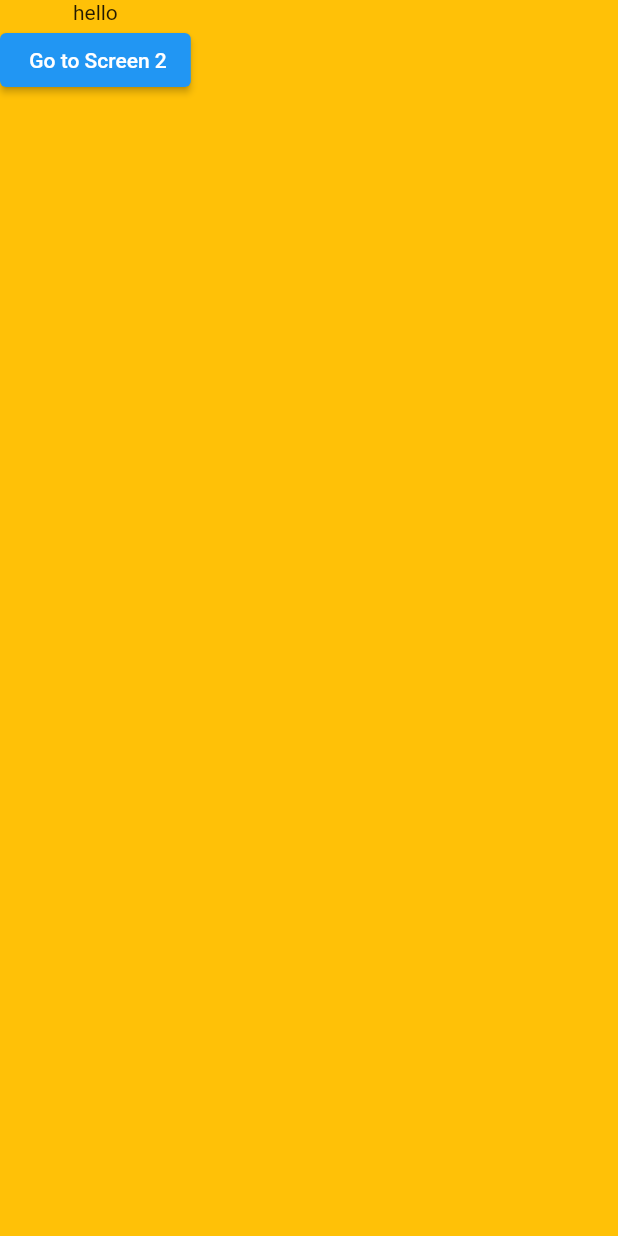
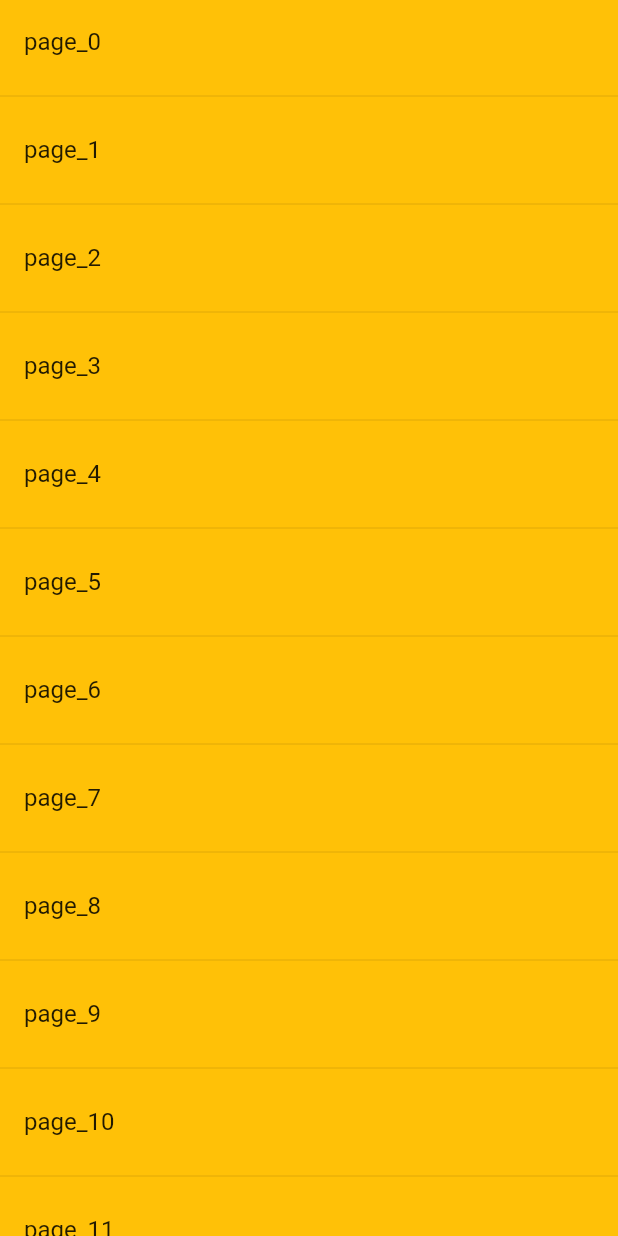
Before and after one commit to aruncr75/flutter_data, a Flutter app: the screen it shows after launch, on a phone screen of 412 x 824 dp. Run offline on Flutter 3.47's test engine with Material 2 defaults, Android fonts, the phone set to English and light mode, and no system bars.

Commit message:
navigate to diferent page

```diff
--- a/lib/main.dart
+++ b/lib/main.dart
@@ -14,14 +14,14 @@ class MyApp extends StatelessWidget {
     // ignore: prefer_const_constructors
     return MaterialApp(
       home: const ScreenOne(),
-      routes: {
-        "screen_1": (context) {
-          return const ScreenOne();
-        },
-        "screen_2": (context) {
-          return const ScreenTwo();
-        }
-      },
+      // routes: {
+      //   "screen_1": (context) {
+      //     return const ScreenOne();
+      //   },
+      //   "screen_2": (context) {
+      //     return ScreenTwo();
+      //   }
+      // },
     );
   }
 }
--- a/lib/screen_1.dart
+++ b/lib/screen_1.dart
@@ -10,19 +10,22 @@ class ScreenOne extends StatelessWidget {
     return Scaffold(
         backgroundColor: Colors.amber,
         body: SafeArea(
-            child: Column(
-          children: [
-            const Text("hello"),
-            ElevatedButton(
-                onPressed: () {
-                  // Navigator.of(context)
-                  //     .push(MaterialPageRoute(builder: (context) {
-                  //   return const ScreenTwo();
-                  // }));
-                  Navigator.of(context).pushNamed('screen_2');
-                },
-                child: const Text(" Go to Screen 2"))
-          ],
-        )));
+          child: ListView.separated(
+              itemBuilder: (context, index) {
+                return ListTile(
+                  title: Text("page_$index"),
+                  onTap: () {
+                    Navigator.of(context)
+                        .push(MaterialPageRoute(builder: (context) {
+                      return ScreenTwo(name: "page_$index");
+                    }));
+                  },
+                );
+              },
+              separatorBuilder: (context, index) {
+                return const Divider();
+              },
+              itemCount: 20),
+        ));
   }
 }
```
Also changed, not shown: lib/screen_2.dart (+7 -3 lines).
